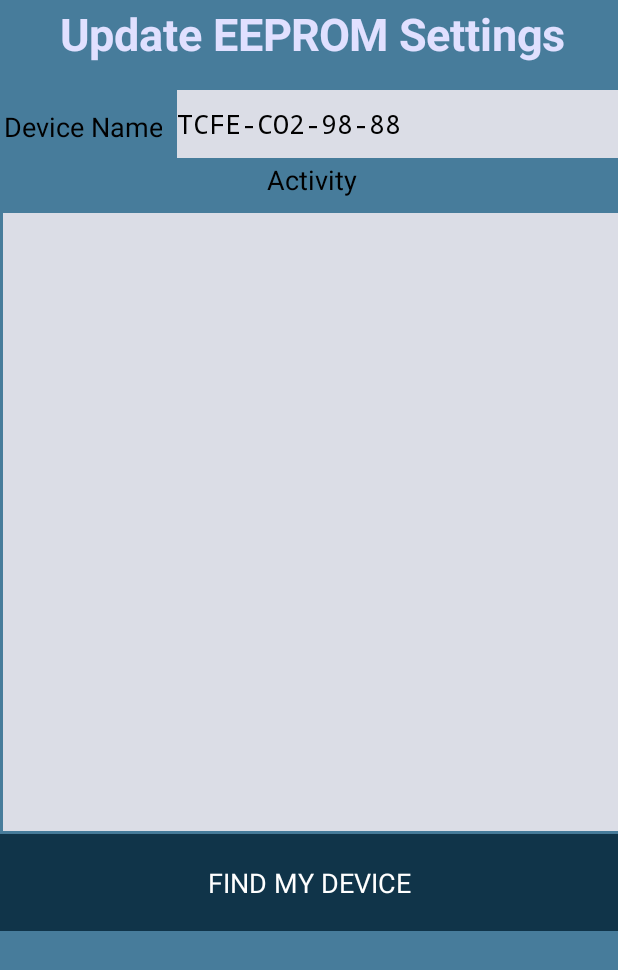
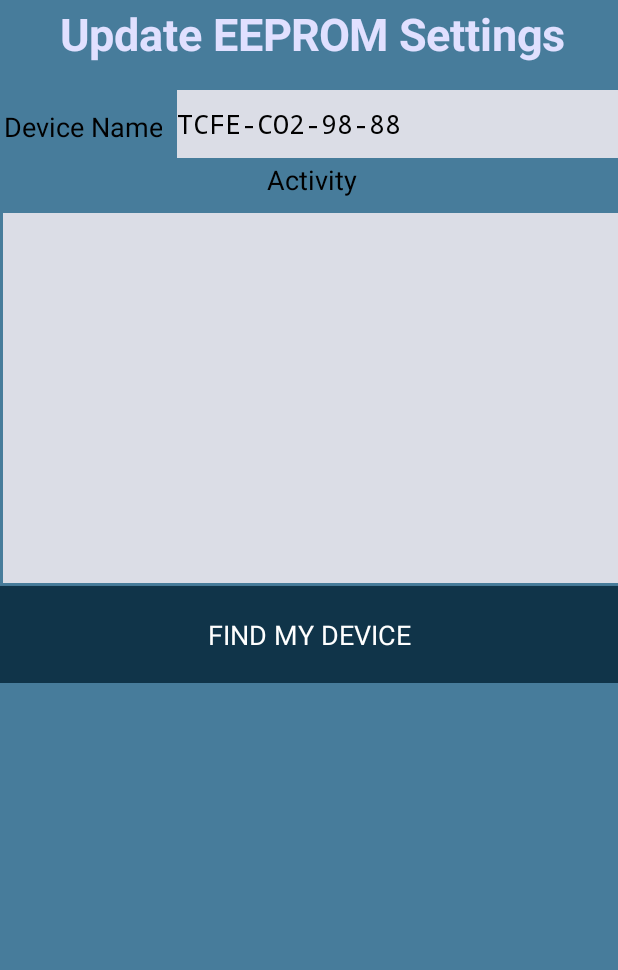
Before and after one commit to Ryker-Smith/CO2-DeviceUnit-Controller, an Android app: the screen it shows after launch (MainActivity), on a phone screen of 412 x 824 dp. Shown: the top 970 px of the screen. Run offline under Robolectric (Android 15) with nearby library versions, the phone set to English and light mode, and no system bars; 1 statement that could not run was skipped.

Commit message:
End of day Commit.

```diff
--- a/app/src/main/java/net/fachtnaroe/generatepost_http/MainActivity.java
+++ b/app/src/main/java/net/fachtnaroe/generatepost_http/MainActivity.java
@@ -1,10 +1,6 @@
 package net.fachtnaroe.generatepost_http;
 
-import android.util.Log;
-import android.view.View;
-
 import com.google.appinventor.components.runtime.Button;
-import com.google.appinventor.components.runtime.CheckBox;
 import com.google.appinventor.components.runtime.Component;
 import com.google.appinventor.components.runtime.EventDispatcher;
 import com.google.appinventor.components.runtime.Form;
@@ -23,6 +19,9 @@ import org.json.JSONException;
 import org.json.JSONObject;
 import java.util.ArrayList;
 import java.util.List;
+
+import gnu.text.Char;
+
 import static net.fachtnaroe.generatepost_http.GeneralApplicationSettings.EXTERNALLY_STORED_1;
 
 public class MainActivity extends Form implements HandlesEventDispatching {
@@ -30,16 +29,14 @@ public class MainActivity extends Form implements HandlesEventDispatching {
     private
     VerticalScrollArrangement Screen1;
     StatusBarTools statusBar;
-    HorizontalArrangement SmallControls;
+    HorizontalArrangement fiddlyTopBits;
     TextBox txt_SSID, txt_PSK, txt_DeviceName, txt_IPv4;
     Label lbl_SSID, lbl_PSK, lbl_DeviceName, lbl_IPv4, padDivider3;
     Button configureDeviceButton, findDeviceButton, connectLocalDeviceButton, testLocalDeviceButton;
     Web sensorUnitConnection, relayServerConnection, testConnection;
     Label feedbackBox;
     Notifier notifier_Messages;
-//    CheckBox chk_Active;
     Spinner spin_Active;
-    TextBox txt_active;
     TextBox txt_Status, txt_Attempts;
     ArrayList myHeaders;
     TableArrangement NetworkSetup;
@@ -48,7 +45,8 @@ public class MainActivity extends Form implements HandlesEventDispatching {
             config_Proto="http://",
             config_Port=":80", // could be eg :8080 etc
             config_Read ="/getconfig",
-            config_Write ="/setconfig";
+            config_Write ="/setconfig",
+            statusValues="N, A, Y";
     int programProgress = 0;
     boolean d1_ModeWrite=false;
 
@@ -112,14 +110,15 @@ public class MainActivity extends Form implements HandlesEventDispatching {
         // each component, listed in order
         statusBar=new StatusBarTools(Screen1);
         Label heading = new Label(Screen1);
-        SmallControls = new HorizontalArrangement(Screen1);
-        Label lblActive = new Label(SmallControls);
-        txt_active = new TextBox(SmallControls);
-        Label lblStatus = new Label(SmallControls);
-        spin_Active = new Spinner((SmallControls));
-        txt_Status = new TextBox(SmallControls);
-        Label lblAttempts = new Label(SmallControls);
-        txt_Attempts = new TextBox(SmallControls);
+        fiddlyTopBits = new HorizontalArrangement(Screen1);
+        Label lblActive = new Label(fiddlyTopBits);
+//        TextBox txt_Active=new TextBox(SmallControls);
+        HorizontalArrangement tmp=new HorizontalArrangement(fiddlyTopBits);
+        spin_Active = new Spinner(tmp);
+        Label lblStatus = new Label(fiddlyTopBits);
+        txt_Status = new TextBox(fiddlyTopBits);
+        Label lblAttempts = new Label(fiddlyTopBits);
+        txt_Attempts = new TextBox(fiddlyTopBits);
         Label padDivider1 = new Label(Screen1);
         HorizontalArrangement tableEnclosure=new HorizontalArrangement(Screen1);
         NetworkSetup = new TableArrangement(tableEnclosure);
@@ -155,22 +154,24 @@ public class MainActivity extends Form implements HandlesEventDispatching {
         heading.HTMLFormat(true);
         heading.TextColor(HEADING_COLOR);
 
-        SmallControls.Visible(false);
-        SmallControls.Width(w);
-        SmallControls.Height(SIZE_TOP_BAR);
-        SmallControls.AlignVertical(Component.ALIGNMENT_CENTER);
-        SmallControls.BackgroundColor(BUTTON_COLOR);
-        lblActive.Text("Is active ");
+        fiddlyTopBits.Visible(false);
+        fiddlyTopBits.WidthPercent(100);
+        fiddlyTopBits.Height(SIZE_TOP_BAR);
+        fiddlyTopBits.AlignVertical(Component.ALIGNMENT_CENTER);
+        fiddlyTopBits.BackgroundColor(BUTTON_COLOR);
+        lblActive.Text("Active ");
         lblActive.FontTypeface(FONT_NUMBER);
         lblActive.FontSize(SIZE_SMALL_LABELS_TXT);
         lblActive.TextColor(Component.COLOR_WHITE);
         lblActive.HeightPercent(100);
-        txt_active.BackgroundColor(TEXTBOX_BACKGROUND_COLOR);
-        txt_active.Height(SIZE_TOP_BAR);
-        txt_active.Enabled(false);
-        spin_Active.ElementsFromString("N A Y");
 
-        lblStatus.Text("Status (0/2/4) ");
+        tmp.BackgroundColor(TEXTBOX_BACKGROUND_COLOR);
+        tmp.Height(SIZE_TOP_BAR);
+        tmp.WidthPercent(10);
+        spin_Active.ElementsFromString(statusValues);
+        spin_Active.Height(SIZE_TOP_BAR);
+
+        lblStatus.Text("Status\n(0/2/4) ");
         lblStatus.FontTypeface(FONT_NUMBER);
         lblStatus.FontSize(SIZE_SMALL_LABELS_TXT);
         lblStatus.TextColor(Component.COLOR_WHITE);
@@ -183,7 +184,7 @@ public class MainActivity extends Form implements HandlesEventDispatching {
         txt_Status.Text("0");
         txt_Status.NumbersOnly(true);
         txt_Status.FontSize(SIZE_LABELS_TXT);
-        lblAttempts.Text("Retry attempts ");
+        lblAttempts.Text("Retry\nattempts ");
         lblAttempts.FontTypeface(FONT_NUMBER);
         lblAttempts.FontSize(SIZE_SMALL_LABELS_TXT);
         lblAttempts.TextColor(Component.COLOR_WHITE);
@@ -246,7 +247,7 @@ public class MainActivity extends Form implements HandlesEventDispatching {
         padDivider3.FontTypeface(FONT_NUMBER);
         padDivider3.FontSize(SIZE_LABELS_TXT);
         feedbackBox.Width(w);
-        feedbackBox.HeightPercent(50);
+        feedbackBox.HeightPercent(30);
         feedbackBox.HTMLFormat(true);
         feedbackBox.FontSize(SIZE_LABELS_TXT);
         feedbackBox.FontTypeface(FONT_NUMBER_FIXED);
@@ -288,6 +289,10 @@ public class MainActivity extends Form implements HandlesEventDispatching {
         dbg("dispatchEvent: " + formName + " [" +component.toString() + "] [" + componentName + "] " + eventName);
         if (eventName.equals("BackPressed")) {
             // this would be a great place to do something useful
+            return true;
+        }
+        else if (eventName.equals("AfterSelecting")) {
+            dbg(spin_Active.Selection());
             return true;
         }
         else if (eventName.equals("LostFocus")) {
@@ -457,7 +462,7 @@ public class MainActivity extends Form implements HandlesEventDispatching {
         txt_PSK.FontTypeface(FONT_NUMBER_FIXED);
         txt_PSK.Text(WIFI_PSK);
         txt_PSK.Visible(true);
-        SmallControls.Visible(true);
+        fiddlyTopBits.Visible(true);
     }
 
     String messages(String addition) {
@@ -473,7 +478,7 @@ public class MainActivity extends Form implements HandlesEventDispatching {
 
     void handler_Response(Component c, String status, String textOfResponse){
         padDivider3.FontBold(false);
-        feedbackBox.Text(messages("<br><b>Received:</b> " + textOfResponse+"<br>"));
+        feedbackBox.Text(messages("<b>Received:</b> " + textOfResponse+"<br>"));
         if (status.equals("200") ) try {
             JSONObject parser = new JSONObject(textOfResponse);
             if (parser.getString("Status").equals("OK")) {
@@ -485,66 +490,67 @@ public class MainActivity extends Form implements HandlesEventDispatching {
                             connectLocalDeviceButton.Visible(true);
                         }
                     }
-                }
-                else  if (c.equals(testConnection)) {
-                    if ((parser.getString("IPv4").length() >= 7)){
+                } else if (c.equals(testConnection)) {
+                    if ((parser.getString("IPv4").length() >= 7)) {
                         /* if the Sensor Unit replies with its IP address (plus other data,
                             then we're connected, agus ag tarraingt díosal. */
                         // Cén seans ann go mbeadh device eile ar an líonra?
-                        boolean a=(d1_IPv4.compareTo( parser.getString("IPv4") ) == 0);
+                        boolean a = (d1_IPv4.compareTo(parser.getString("IPv4")) == 0);
                         if (a) {
                             // Good to go to configuration of settings now.
                             dbg("Successful connection to unit.");
-                            activity="";
+                            activity = "";
                             feedbackBox.HeightPercent(30);
                             feedbackBox.Text(messages("<b>Successful connection to unit.</b>"));
                             txt_IPv4.TextColor(COLOR_SUCCESS_GREEN);
                             txt_IPv4.FontBold(true);
                             enlargeTable();
                             configureDeviceButton.Visible(true);
-                        }
-                        else {
+                        } else {
                             // things should get _this_ bad.
                             dbg(d1_IPv4);
-                            dbg( parser.getString("IPv4") );
-                            dbg( Integer.valueOf(d1_IPv4.compareTo( parser.getString("IPv4"))).toString());
+                            dbg(parser.getString("IPv4"));
+                            dbg(Integer.valueOf(d1_IPv4.compareTo(parser.getString("IPv4"))).toString());
                         }
                     }
-                }
-                else  if (c.equals(sensorUnitConnection)) {
+                } else if (c.equals(sensorUnitConnection)) {
                     // on the off-chance there's another on the network, or data error
-                    boolean a=(txt_DeviceName.Text().compareTo( parser.getString("config_DeviceName") ) == 0);
+                    boolean a = (txt_DeviceName.Text().compareTo(parser.getString("config_DeviceName")) == 0);
                     if (a) {
                         dbg("Successful read from unit.");
-                        activity="";
+                        activity = "";
                         feedbackBox.Text(messages("<b>Successful read from unit.</b>"));
                         txt_IPv4.TextColor(Component.COLOR_BLACK);
                         txt_DeviceName.TextColor(COLOR_SUCCESS_GREEN);
                         txt_IPv4.FontBold(false);
                         txt_DeviceName.FontBold(true);
-//                        txt_SSID.Text(parser.getString("device_SSID"));
-//                        parser.
-//                        txt_PSK.Text(parser.getString("device_PSK"));
-                        if (isNumeric(parser.getString("config_Status"))){
+                        dbg(parser.getString("config_SSID"));
+                        txt_SSID.Text(parser.getString("config_SSID"));
+                        txt_PSK.Text(parser.getString("config_PSK"));
+                        if (isNumeric(parser.getString("config_Status"))) {
                             txt_Status.Text(parser.getString("config_Status"));
                         }
-                        if (isNumeric(parser.getString("config_Attempts"))){
+                        if (isNumeric(parser.getString("config_Attempts"))) {
                             txt_Attempts.Text(parser.getString("config_Attempts"));
                         }
-//                        if (parser.getString("active").equals("Y")){
-//                            chk_Active.Checked(true);
-//                        }
-//                        else {
-//                            chk_Active.Checked(false);
+//                        char[] ch;
+//                        ch[0]='Y';
+//                        ch=(parser.getString("active").getChars(0,1,ch));
+//                        dbg(String.valueOf(ch));
+//                        spin_Active.SelectionIndex(2);
+//                        spin_Active.Selection("Y");
+//                        if (parser.getString("active").equals("Y")) {
+//
+//                        } else {
+//
 //                        }
                         // if we're not in write mode, offer that
                         if (!d1_ModeWrite) {
                             configureDeviceButton.Text("Update EEPROM");
                         }
-                    }
-                    else {
+                    } else {
                         dbg(parser.getString("config_DeviceName"));
-                        dbg( txt_DeviceName.Text() );
+                        dbg(txt_DeviceName.Text());
 
                     }
                 }
```
